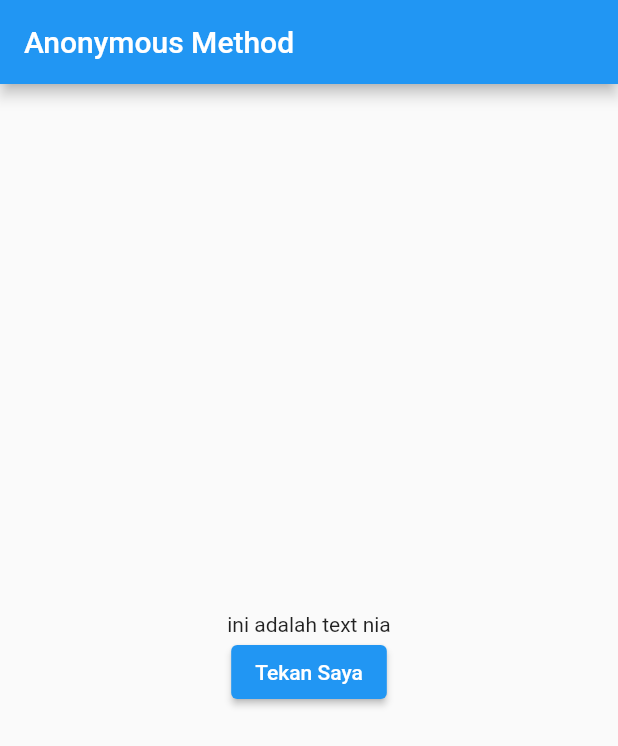
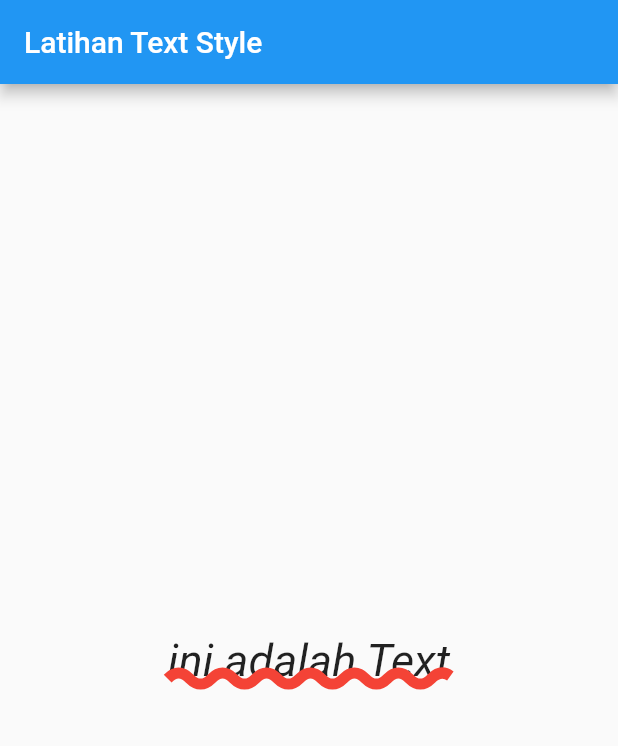
Before and after one commit to ajiwahyugigit/my-android, a Flutter app: the screen it shows after launch, on a phone screen of 412 x 824 dp. Shown: the top 746 px of the screen. Run offline on Flutter 3.47's test engine with Material 2 defaults, Android fonts, the phone set to English and light mode, and no system bars; Roboto replaces fonts that are missing (Updock).

Commit message:
fonts styling

```diff
--- a/lib/main.dart
+++ b/lib/main.dart
@@ -1,50 +1,83 @@
+// import 'dart:html';
+
+import 'dart:ui';
+
 import 'package:flutter/material.dart';
 
 void main() {
   runApp(new MyApp());
 }
 
-class MyApp extends StatefulWidget {
-  @override
-  _MyAppState createState() => _MyAppState();
-}
-
-class _MyAppState extends State<MyApp> {
-  String message = "ini adalah text nia";
-
-  // void tombolDitekan() {
-  //   setState(() {
-  //     message = "Tombol sudah ditekan";
-  //   });
-  // }
+class MyApp extends StatelessWidget {
+  const MyApp({Key? key}) : super(key: key);
 
   @override
   Widget build(BuildContext context) {
     return MaterialApp(
       home: Scaffold(
         appBar: AppBar(
-          title: Text("Anonymous Method"),
+          title: Text("Latihan Text Style"),
         ),
         body: Center(
-          child: Column(
-            mainAxisAlignment: MainAxisAlignment.center,
-            children: <Widget>[
-              Text(message),
-              ElevatedButton(
-                child: Text("Tekan Saya"),
-                onPressed: () {
-                  setState(() { //anonymous method
-                    message = "Tombol sudah di tekan";
-                  });
-                },
-              )
-            ],
+          child: Text(
+            "ini adalah Text",
+            style: TextStyle(
+                fontFamily: "Updock",
+                fontStyle: FontStyle.italic,
+                fontSize: 30,
+                decoration: TextDecoration.underline,
+                decorationColor: Colors.red,
+                decorationThickness: 5,
+                decorationStyle: TextDecorationStyle.wavy
+            ),
           ),
         ),
       ),
     );
   }
 }
+
+// class MyApp extends StatefulWidget {
+//   @override
+//   _MyAppState createState() => _MyAppState();
+// }
+
+// class _MyAppState extends State<MyApp> {
+//   String message = "ini adalah text nia";
+//
+//   // void tombolDitekan() {
+//   //   setState(() {
+//   //     message = "Tombol sudah ditekan";
+//   //   });
+//   // }
+//
+//   @override
+//   Widget build(BuildContext context) {
+//     return MaterialApp(
+//       home: Scaffold(
+//         appBar: AppBar(
+//           title: Text("Anonymous Method"),
+//         ),
+//         body: Center(
+//           child: Column(
+//             mainAxisAlignment: MainAxisAlignment.center,
+//             children: <Widget>[
+//               Text(message),
+//               ElevatedButton(
+//                 child: Text("Tekan Saya"),
+//                 onPressed: () {
+//                   setState(() { //anonymous method
+//                     message = "Tombol sudah di tekan";
+//                   });
+//                 },
+//               )
+//             ],
+//           ),
+//         ),
+//       ),
+//     );
+//   }
+// }
 
 //stateful widget
 // class MyApp extends StatefulWidget {
```
Also changed, not shown: pubspec.yaml (+10 -9 lines), fonts/Mulish-Italic-VariableFont_wght.ttf (added), fonts/Mulish-VariableFont_wght.ttf (added), fonts/Updock-Regular.ttf (added).
